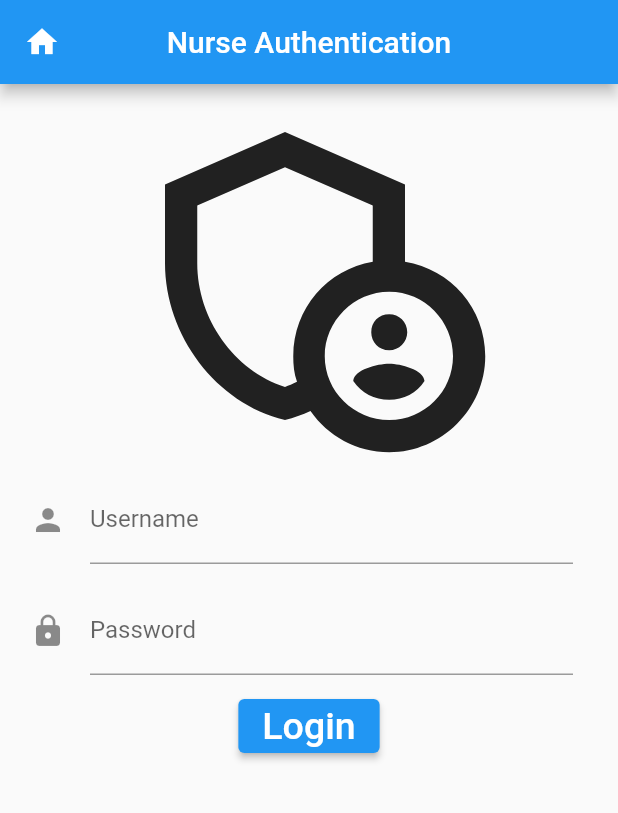
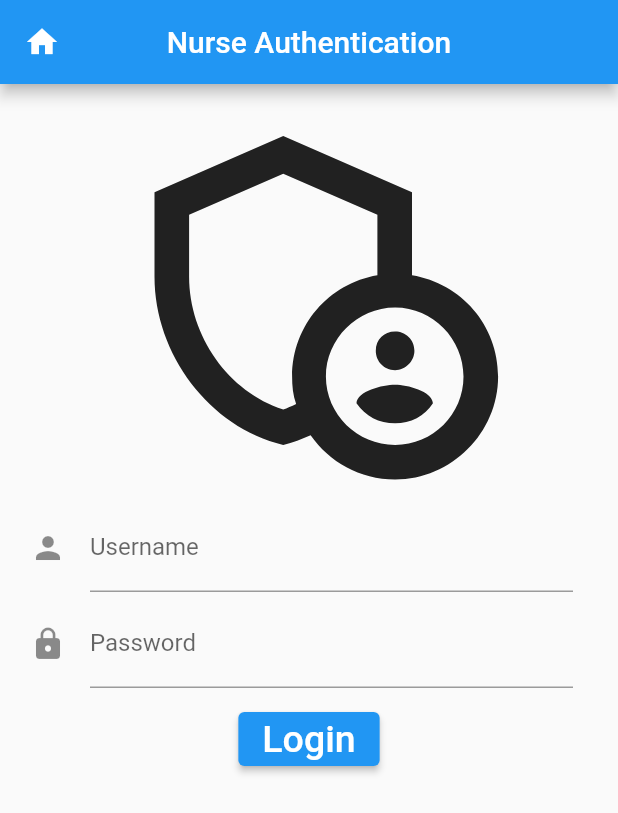
Before and after one commit to jcallsen6/CovidVaccinePassport, a Flutter app: the screen it shows after launch, after a tap on "Nurse", on a phone screen of 412 x 824 dp. Shown: the top 813 px of the screen. Run offline on Flutter 3.47's test engine with Material 2 defaults, Android fonts, the light colour scheme and no system bars; our stand-ins replace flutter_spinkit, qr_flutter; missing offline and left inert: dart_amqp, json_store, pointycastle, qr_code_scanner, rsa_encrypt; network calls fail.

Commit message:
Made UI more flexible to screen size

```diff
--- a/lib/main.dart
+++ b/lib/main.dart
@@ -58,11 +58,14 @@ class _MenuView extends State<MenuView> {
           Text(
             'COVID-19 Vaccine Passport',
             style: TextStyle(
-                fontWeight: FontWeight.bold, fontSize: 50, color: Colors.blue),
+                fontWeight: FontWeight.bold,
+                fontSize: MediaQuery.of(context).size.height / 20,
+                color: Colors.blue),
             textAlign: TextAlign.center,
           ),
         ]),
-        Icon(Icons.medical_services_outlined, size: 256),
+        Icon(Icons.medical_services_outlined,
+            size: MediaQuery.of(context).size.height / 3),
         Container(
           alignment: Alignment.center,
           child: ElevatedButton(
--- a/lib/nurseLogin.dart
+++ b/lib/nurseLogin.dart
@@ -16,13 +16,15 @@ class _NurseLoginView extends State<NurseLoginView> {
 
   Widget build(BuildContext context) {
     return Scaffold(
-        appBar: _buildAppBar(context),
-        body: Column(
+      appBar: _buildAppBar(context),
+      body: SingleChildScrollView(
+        child: Column(
           mainAxisAlignment: MainAxisAlignment.start,
           children: <Widget>[
             Container(
               alignment: Alignment.center,
-              child: Icon(Icons.admin_panel_settings_outlined, size: 256),
+              child: Icon(Icons.admin_panel_settings_outlined,
+                  size: MediaQuery.of(context).size.height / 3),
             ),
             Padding(
                 child: TextFormField(
@@ -44,7 +46,7 @@ class _NurseLoginView extends State<NurseLoginView> {
                   controller: _password,
                   obscureText: true,
                 ),
-                padding: EdgeInsets.fromLTRB(20, 10, 30, 10)),
+                padding: EdgeInsets.fromLTRB(20, 0, 30, 10)),
             Container(
               alignment: Alignment.center,
               child: ElevatedButton(
@@ -77,7 +79,9 @@ class _NurseLoginView extends State<NurseLoginView> {
                   )),
             ),
           ],
-        ));
+        ),
+      ),
+    );
   }
 
   AppBar _buildAppBar(BuildContext context) {
```
